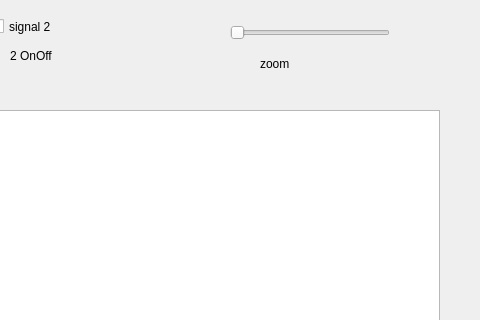
The window that qt/GoL_AND_v2/mainwindow.ui (dsyleixa/RaspberryPi) describes before a commit, drawn with Qt 5; both pictures show x 240 to 720 and y 0 to 320 of the 720 by 917 pixel window.
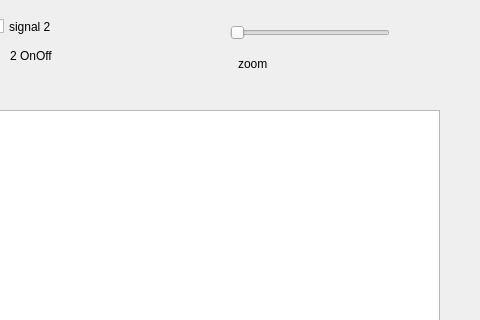
The same window after the commit.

```diff
--- a/qt/GoL_AND_v2/mainwindow.ui
+++ b/qt/GoL_AND_v2/mainwindow.ui
@@ -234,9 +234,9 @@
    <widget class="QLabel" name="labelZoom">
     <property name="geometry">
      <rect>
-      <x>500</x>
+      <x>478</x>
       <y>50</y>
-      <width>89</width>
+      <width>151</width>
       <height>28</height>
      </rect>
     </property>
```
